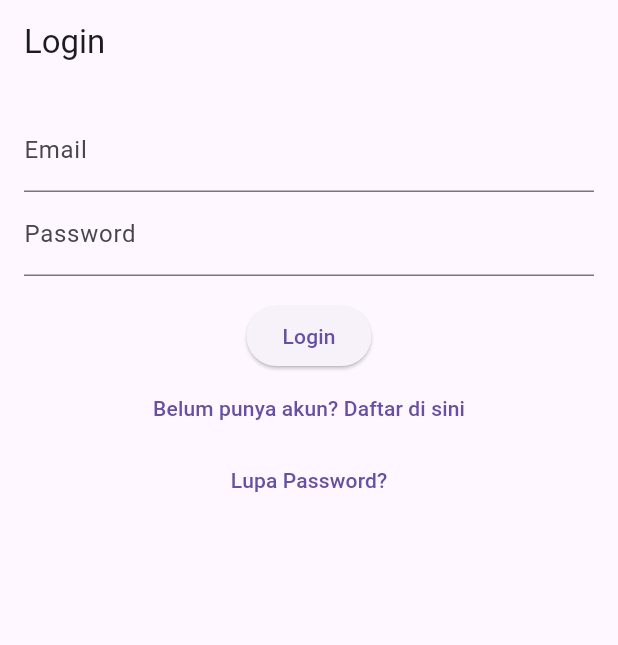
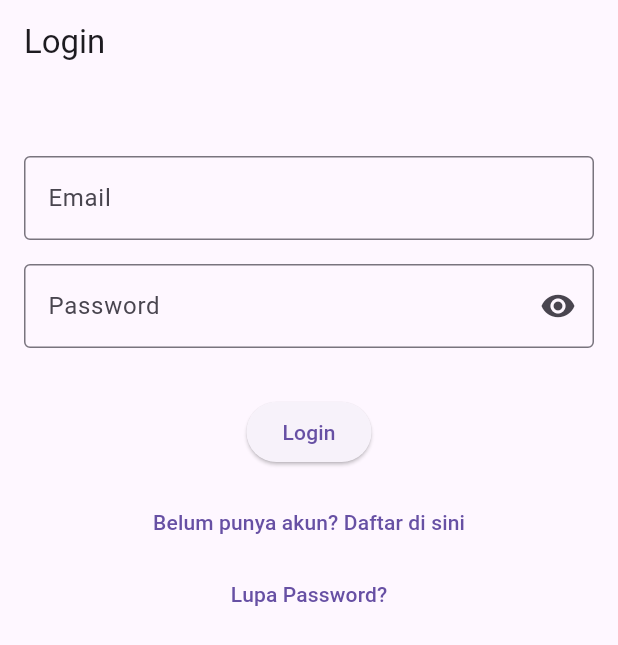
Before and after one commit to Th9o/aplikasi_catatan_rahasia, a Flutter app: the screen it shows after launch, after a tap on "Lupa Password?", on a phone screen of 412 x 824 dp. Shown: the top 645 px of the screen. Run offline on Flutter 3.47's test engine with Material 3 defaults, Android fonts, the phone set to English and light mode, and no system bars; our stand-ins replace cloud_firestore, firebase_auth, firebase_core; missing offline and left inert: encrypt; accounts and stored records are empty.

Commit message:
perbaikan halaman login

```diff
--- a/lib/screens/login_screen.dart
+++ b/lib/screens/login_screen.dart
@@ -16,6 +16,7 @@ class _LoginScreenState extends State<LoginScreen> {
   final auth = AuthService();
   bool isLoading = false;
   String? errorMessage;
+  bool _obscurePassword = true;
 
   void handleLogin() async {
     final email = emailController.text.trim();
@@ -55,30 +56,58 @@ class _LoginScreenState extends State<LoginScreen> {
   @override
   Widget build(BuildContext context) {
     return Scaffold(
-      appBar: AppBar(title: const Text('Login')),
-      body: Padding(
+      appBar: AppBar(
+        title: const Text('Login'),
+        automaticallyImplyLeading: false,
+      ),
+      body: SingleChildScrollView(
         padding: const EdgeInsets.all(16.0),
         child: Column(
           children: [
+            const SizedBox(height: 32),
             TextField(
               controller: emailController,
-              decoration: const InputDecoration(labelText: 'Email'),
+              keyboardType: TextInputType.emailAddress,
+              decoration: const InputDecoration(
+                labelText: 'Email',
+                border: OutlineInputBorder(),
+              ),
             ),
+            const SizedBox(height: 16),
             TextField(
               controller: passwordController,
-              decoration: const InputDecoration(labelText: 'Password'),
-              obscureText: true,
+              obscureText: _obscurePassword,
+              decoration: InputDecoration(
+                labelText: 'Password',
+                border: const OutlineInputBorder(),
+                suffixIcon: IconButton(
+                  icon: Icon(
+                    _obscurePassword ? Icons.visibility : Icons.visibility_off,
+                  ),
+                  onPressed: () {
+                    setState(() {
+                      _obscurePassword = !_obscurePassword;
+                    });
+                  },
+                ),
+              ),
             ),
             const SizedBox(height: 16),
             if (errorMessage != null)
               Text(errorMessage!, style: const TextStyle(color: Colors.red)),
+            const SizedBox(height: 16),
             ElevatedButton(
               onPressed: isLoading ? null : handleLogin,
               child:
                   isLoading
-                      ? const CircularProgressIndicator()
+                      ? const SizedBox(
+                        width: 24,
+                        height: 24,
+                        child: CircularProgressIndicator(strokeWidth: 2),
+                      )
                       : const Text('Login'),
             ),
+            const SizedBox(height: 12),
             TextButton(
               onPressed: () {
                 Navigator.push(
@@ -90,13 +119,16 @@ class _LoginScreenState extends State<LoginScreen> {
             ),
             TextButton(
               onPressed: () async {
-                if (emailController.text.isNotEmpty) {
-                  await auth.resetPassword(emailController.text);
-                  ScaffoldMessenger.of(context).showSnackBar(
-                    const SnackBar(
-                      content: Text("Cek email untuk reset password"),
-                    ),
-                  );
+                final email = emailController.text.trim();
+                if (email.isNotEmpty) {
+                  await auth.resetPassword(email);
+                  if (context.mounted) {
+                    ScaffoldMessenger.of(context).showSnackBar(
+                      const SnackBar(
+                        content: Text("Cek email untuk reset password"),
+                      ),
+                    );
+                  }
                 }
               },
               child: const Text("Lupa Password?"),
```
